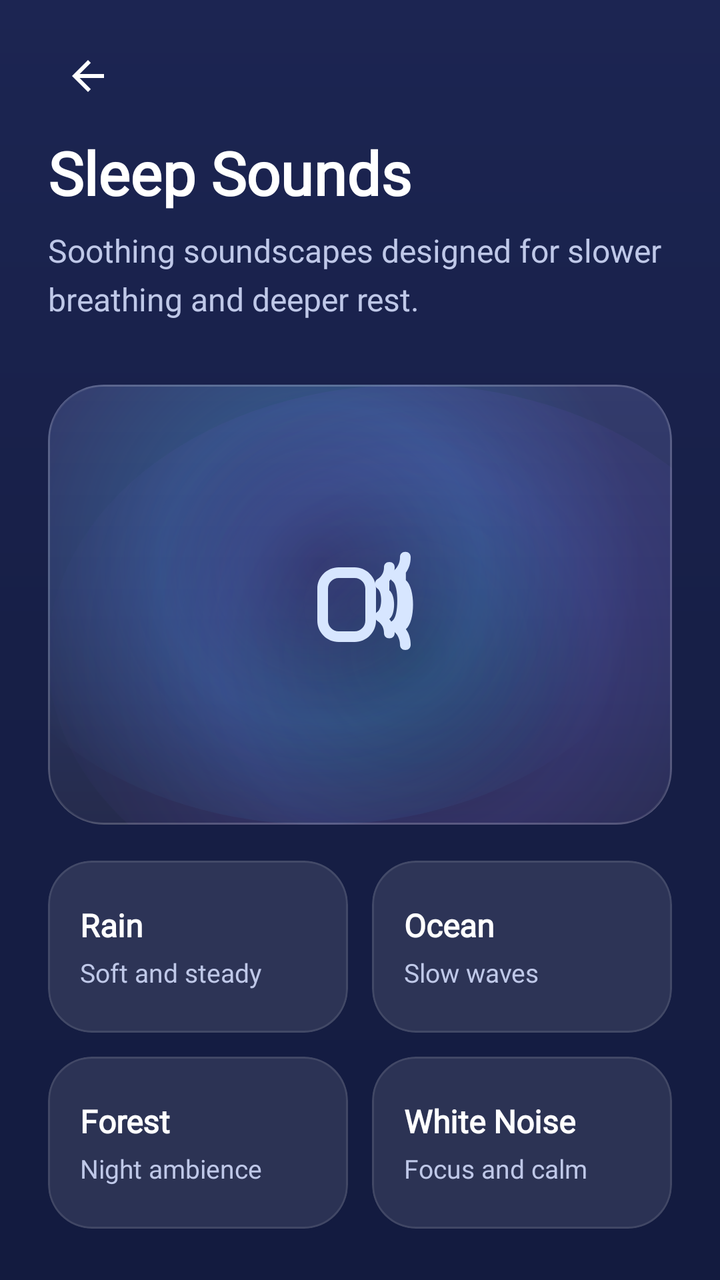
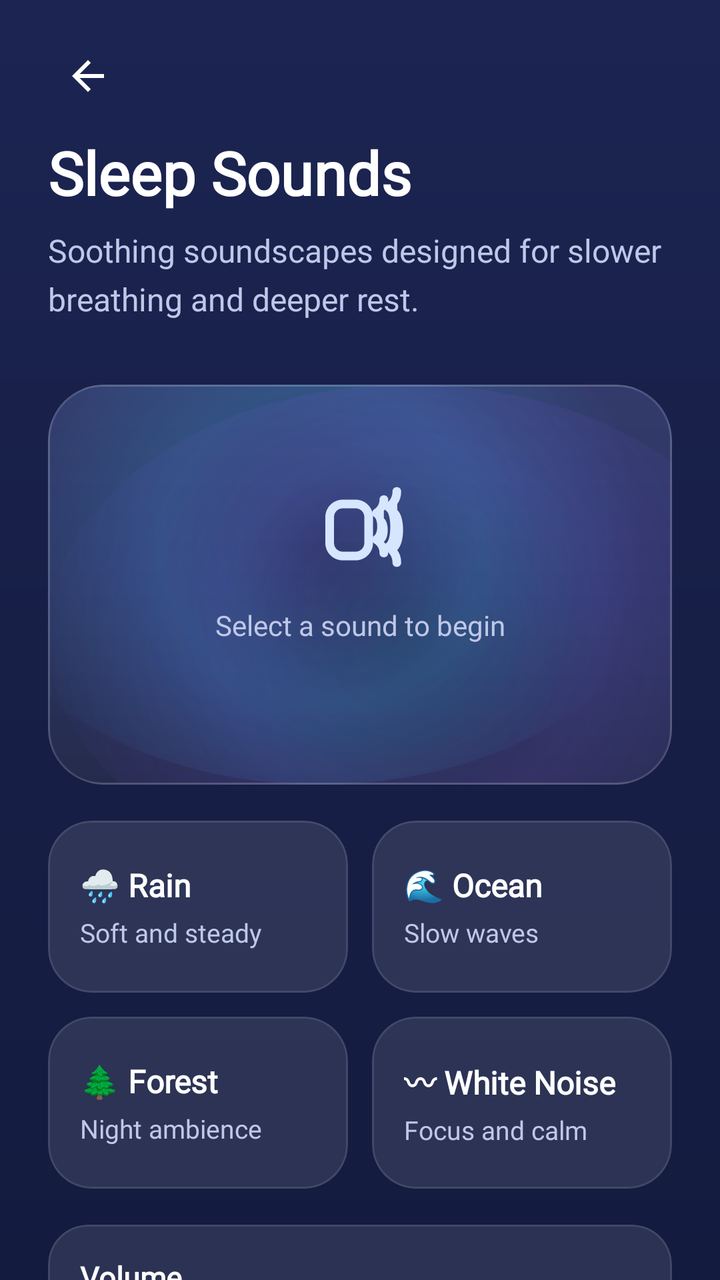

Screens rendered from an Android XML layout before and after an edit, with the pre-edit source and the edit as a unified diff.
<!-- AndroidManifest.xml: activity theme Theme.LucidDreams.Patterns -->
<!-- res/layout/activity_sleep_sounds.xml -->
<?xml version="1.0" encoding="utf-8"?>
<androidx.constraintlayout.widget.ConstraintLayout xmlns:android="http://schemas.android.com/apk/res/android"
    xmlns:app="http://schemas.android.com/apk/res-auto"
    android:id="@+id/simple_root"
    android:layout_width="match_parent"
    android:layout_height="match_parent"
    android:background="@drawable/bg_main_gradient">

    <androidx.core.widget.NestedScrollView
        android:id="@+id/scroll"
        android:layout_width="0dp"
        android:layout_height="0dp"
        android:fillViewport="true"
        android:overScrollMode="never"
        android:scrollbars="none"
        app:layout_constraintTop_toTopOf="parent"
        app:layout_constraintBottom_toBottomOf="parent"
        app:layout_constraintStart_toStartOf="parent"
        app:layout_constraintEnd_toEndOf="parent">

        <LinearLayout
            android:layout_width="match_parent"
            android:layout_height="wrap_content"
            android:orientation="vertical"
            android:paddingStart="24dp"
            android:paddingEnd="24dp"
            android:paddingTop="10dp"
            android:paddingBottom="28dp">

            <LinearLayout
                android:layout_width="match_parent"
                android:layout_height="56dp"
                android:gravity="center_vertical"
                android:orientation="horizontal">

                <ImageView
                    android:id="@+id/simple_back"
                    android:layout_width="40dp"
                    android:layout_height="40dp"
                    android:padding="8dp"
                    android:src="@drawable/ic_back"
                    android:contentDescription="Back"
                    android:background="?attr/selectableItemBackgroundBorderless"
                    app:tint="@color/text_primary" />
            </LinearLayout>

            <TextView
                android:id="@+id/title"
                android:layout_width="match_parent"
                android:layout_height="wrap_content"
                android:text="Sleep Sounds"
                android:textColor="@color/text_primary"
                android:textSize="30sp"
                android:textStyle="bold"
                android:fontFamily="@font/poppins" />

            <TextView
                android:id="@+id/subtitle"
                android:layout_width="match_parent"
                android:layout_height="wrap_content"
                android:layout_marginTop="8dp"
                android:text="Soothing soundscapes designed for slower breathing and deeper rest."
                android:textColor="@color/text_secondary"
                android:textSize="16sp"
                android:fontFamily="@font/poppins"
                android:lineSpacingMultiplier="1.25" />

            <com.google.android.material.card.MaterialCardView
                android:layout_width="match_parent"
                android:layout_height="220dp"
                android:layout_marginTop="32dp"
                app:cardCornerRadius="28dp"
                app:cardElevation="0dp"
                app:cardBackgroundColor="@android:color/transparent"
                app:strokeColor="#1AFFFFFF"
                app:strokeWidth="1dp">

                <FrameLayout
                    android:layout_width="match_parent"
                    android:layout_height="match_parent"
                    android:background="@drawable/bg_calm_actions_panel">

                    <View
                        android:layout_width="220dp"
                        android:layout_height="220dp"
                        android:layout_gravity="center"
                        android:alpha="0.26"
                        android:background="@drawable/bg_calm_particle_cyan" />

                    <ImageView
                        android:layout_width="64dp"
                        android:layout_height="64dp"
                        android:layout_gravity="center"
                        android:src="@drawable/ic_sleep_sounds"
                        app:tint="#D7E6FF"
                        android:contentDescription="Sleep sounds animation placeholder" />
                </FrameLayout>
            </com.google.android.material.card.MaterialCardView>

            
            <LinearLayout
                android:layout_width="match_parent"
                android:layout_height="wrap_content"
                android:layout_marginTop="18dp"
                android:orientation="vertical">

                <LinearLayout
                    android:layout_width="match_parent"
                    android:layout_height="wrap_content"
                    android:orientation="horizontal">

                    <com.google.android.material.card.MaterialCardView
                        android:layout_width="0dp"
                        android:layout_height="86dp"
                        android:layout_weight="1"
                        app:cardCornerRadius="22dp"
                        app:cardElevation="0dp"
                        app:cardBackgroundColor="#1AFFFFFF"
                        app:strokeColor="#1AFFFFFF"
                        app:strokeWidth="1dp">
                        <LinearLayout
                            android:layout_width="match_parent"
                            android:layout_height="match_parent"
                            android:orientation="vertical"
                            android:gravity="center_vertical"
                            android:padding="16dp">
                            <TextView
                                android:layout_width="wrap_content"
                                android:layout_height="wrap_content"
                                android:text="Rain"
                                android:textColor="@color/text_primary"
                                android:textSize="16sp"
                                android:textStyle="bold"
                                android:fontFamily="@font/poppins" />
                            <TextView
                                android:layout_width="wrap_content"
                                android:layout_height="wrap_content"
                                android:layout_marginTop="4dp"
                                android:text="Soft and steady"
                                android:textColor="@color/text_secondary"
                                android:textSize="13sp"
                                android:fontFamily="@font/poppins" />
                        </LinearLayout>
                    </com.google.android.material.card.MaterialCardView>

                    <com.google.android.material.card.MaterialCardView
                        android:layout_width="0dp"
                        android:layout_height="86dp"
                        android:layout_weight="1"
                        android:layout_marginStart="12dp"
                        app:cardCornerRadius="22dp"
                        app:cardElevation="0dp"
                        app:cardBackgroundColor="#1AFFFFFF"
                        app:strokeColor="#1AFFFFFF"
                        app:strokeWidth="1dp">
                        <LinearLayout
                            android:layout_width="match_parent"
                            android:layout_height="match_parent"
                            android:orientation="vertical"
                            android:gravity="center_vertical"
                            android:padding="16dp">
                            <TextView
                                android:layout_width="wrap_content"
                                android:layout_height="wrap_content"
                                android:text="Ocean"
                                android:textColor="@color/text_primary"
                                android:textSize="16sp"
                                android:textStyle="bold"
                                android:fontFamily="@font/poppins" />
                            <TextView
                                android:layout_width="wrap_content"
                                android:layout_height="wrap_content"
                                android:layout_marginTop="4dp"
                                android:text="Slow waves"
                                android:textColor="@color/text_secondary"
                                android:textSize="13sp"
                                android:fontFamily="@font/poppins" />
                        </LinearLayout>
                    </com.google.android.material.card.MaterialCardView>
                </LinearLayout>

                <LinearLayout
                    android:layout_width="match_parent"
                    android:layout_height="wrap_content"
                    android:layout_marginTop="12dp"
                    android:orientation="horizontal">

                    <com.google.android.material.card.MaterialCardView
                        android:layout_width="0dp"
                        android:layout_height="86dp"
                        android:layout_weight="1"
                        app:cardCornerRadius="22dp"
                        app:cardElevation="0dp"
                        app:cardBackgroundColor="#1AFFFFFF"
                        app:strokeColor="#1AFFFFFF"
                        app:strokeWidth="1dp">
                        <LinearLayout
                            android:layout_width="match_parent"
                            android:layout_height="match_parent"
                            android:orientation="vertical"
                            android:gravity="center_vertical"
                            android:padding="16dp">
                            <TextView
                                android:layout_width="wrap_content"
                                android:layout_height="wrap_content"
                                android:text="Forest"
                                android:textColor="@color/text_primary"
                                android:textSize="16sp"
                                android:textStyle="bold"
                                android:fontFamily="@font/poppins" />
                            <TextView
                                android:layout_width="wrap_content"
                                android:layout_height="wrap_content"
                                android:layout_marginTop="4dp"
                                android:text="Night ambience"
                                android:textColor="@color/text_secondary"
                                android:textSize="13sp"
                                android:fontFamily="@font/poppins" />
                        </LinearLayout>
                    </com.google.android.material.card.MaterialCardView>

                    <com.google.android.material.card.MaterialCardView
                        android:layout_width="0dp"
                        android:layout_height="86dp"
                        android:layout_weight="1"
                        android:layout_marginStart="12dp"
                        app:cardCornerRadius="22dp"
                        app:cardElevation="0dp"
                        app:cardBackgroundColor="#1AFFFFFF"
                        app:strokeColor="#1AFFFFFF"
                        app:strokeWidth="1dp">
                        <LinearLayout
                            android:layout_width="match_parent"
                            android:layout_height="match_parent"
                            android:orientation="vertical"
                            android:gravity="center_vertical"
                            android:padding="16dp">
                            <TextView
                                android:layout_width="wrap_content"
                                android:layout_height="wrap_content"
                                android:text="White Noise"
                                android:textColor="@color/text_primary"
                                android:textSize="16sp"
                                android:textStyle="bold"
                                android:fontFamily="@font/poppins" />
                            <TextView
                                android:layout_width="wrap_content"
                                android:layout_height="wrap_content"
                                android:layout_marginTop="4dp"
                                android:text="Focus and calm"
                                android:textColor="@color/text_secondary"
                                android:textSize="13sp"
                                android:fontFamily="@font/poppins" />
                        </LinearLayout>
                    </com.google.android.material.card.MaterialCardView>
                </LinearLayout>
            </LinearLayout>

            <com.google.android.material.button.MaterialButton
                android:id="@+id/btnPlay"
                style="@style/Widget.Material3.Button"
                android:layout_width="match_parent"
                android:layout_height="58dp"
                android:layout_marginTop="22dp"
                android:text="Play Soundscape"
                android:textSize="16sp"
                android:textStyle="bold"
                android:fontFamily="@font/poppins"
                android:textColor="@color/text_primary"
                app:cornerRadius="18dp"
                app:backgroundTint="#2A3567"
                app:strokeColor="#39C6FF"
                app:strokeWidth="1dp" />

        </LinearLayout>
    </androidx.core.widget.NestedScrollView>

</androidx.constraintlayout.widget.ConstraintLayout>
<!-- resources referenced by this layout -->
<resources>
  <color name="text_primary">#FFFFFF</color>
  <color name="text_secondary">#BFC8E8</color>
  <!-- drawable bg_calm_particle_cyan (drawable) -->
  <?xml version="1.0" encoding="utf-8"?>
  <shape xmlns:android="http://schemas.android.com/apk/res/android" android:shape="oval">
      <gradient
          android:type="radial"
          android:gradientRadius="120dp"
          android:centerColor="#2A39C6FF"
          android:endColor="#00000000" />
  </shape>
  <!-- drawable bg_main_gradient (drawable) -->
  <?xml version="1.0" encoding="utf-8"?>
  <shape xmlns:android="http://schemas.android.com/apk/res/android"
      android:shape="rectangle">
      <gradient
          android:angle="270"
          android:startColor="@color/gradient_top"
          android:centerColor="@color/gradient_mid"
          android:endColor="@color/gradient_bottom"
          android:type="linear" />
  </shape>
  <!-- drawable ic_back (drawable) -->
  <vector xmlns:android="http://schemas.android.com/apk/res/android"
      android:width="24dp"
      android:height="24dp"
      android:viewportWidth="24"
      android:viewportHeight="24"
      android:tint="?attr/colorControlNormal">
    <path
        android:fillColor="@android:color/white"
        android:pathData="M20,11H7.83l5.59,-5.59L12,4l-8,8 8,8 1.41,-1.41L7.83,13H20V11Z"/>
  </vector>
  <color name="gradient_top">#1C2552</color>
  <color name="gradient_mid">#171F47</color>
  <color name="gradient_bottom">#131B3F</color>
  <style name="Theme.LucidDreams" parent="Base.Theme.LucidDreams">
          <item name="materialCalendarTheme">@style/CustomDatePickerTheme</item>
      </style>
  <style name="Base.Theme.LucidDreams" parent="Theme.Material3.DayNight.NoActionBar">
          
          
      </style>
  <style name="CustomDatePickerTheme" parent="ThemeOverlay.Material3.MaterialCalendar">
          <item name="colorSurface">#232C61</item>
          <item name="colorOnSurface">#C5CAE9</item>
          <item name="colorPrimary">#39C6FF</item>
          <item name="colorOnPrimary">#171F4B</item>
          <item name="colorSurfaceContainerHigh">#1E2756</item>
          
          <item name="materialCalendarStyle">@style/CustomCalendarStyle</item>
          
          
          <item name="buttonBarPositiveButtonStyle">@style/CustomDatePickerConfirmButton</item>
          <item name="buttonBarNegativeButtonStyle">@style/CustomDatePickerCancelButton</item>
      </style>
  <style name="CustomCalendarStyle" parent="Widget.Material3.MaterialCalendar">
          <item name="dayStyle">@style/CustomCalendarDay</item>
          <item name="daySelectedStyle">@style/CustomCalendarDaySelected</item>
          <item name="dayTodayStyle">@style/CustomCalendarDayToday</item>
          <item name="yearStyle">@style/CustomCalendarDay</item>
          <item name="yearSelectedStyle">@style/CustomCalendarDaySelected</item>
          <item name="yearTodayStyle">@style/CustomCalendarDayToday</item>
      </style>
  <style name="CustomDatePickerConfirmButton" parent="Widget.Material3.Button">
          <item name="backgroundTint">#39C6FF</item>
          <item name="android:textColor">#171F4B</item>
      </style>
  <style name="CustomDatePickerCancelButton" parent="Widget.Material3.Button.TextButton">
          <item name="android:textColor">#C5CAE9</item>
      </style>
  <style name="CustomCalendarDay" parent="Widget.Material3.MaterialCalendar.Day">
          <item name="itemTextColor">#C5CAE9</item>
      </style>
  <style name="CustomCalendarDaySelected" parent="Widget.Material3.MaterialCalendar.Day.Selected">
          <item name="itemTextColor">#171F4B</item>
          <item name="itemFillColor">#39C6FF</item>
      </style>
  <style name="CustomCalendarDayToday" parent="Widget.Material3.MaterialCalendar.Day.Today">
          <item name="itemTextColor">#FFFFFF</item>
          <item name="itemStrokeColor">#39C6FF</item>
          <item name="itemStrokeWidth">1dp</item>
      </style>
  <!-- unchanged entries left out for length: 3 -->
</resources>

<!-- the commit's change to res/layout/activity_sleep_sounds.xml (unified diff, before → after) -->
@@ -65,9 +65,10 @@
                 android:fontFamily="@font/poppins"
                 android:lineSpacingMultiplier="1.25" />
 
+            
             <com.google.android.material.card.MaterialCardView
                 android:layout_width="match_parent"
-                android:layout_height="220dp"
+                android:layout_height="200dp"
                 android:layout_marginTop="32dp"
                 app:cardCornerRadius="28dp"
                 app:cardElevation="0dp"
@@ -81,19 +82,49 @@
                     android:background="@drawable/bg_calm_actions_panel">
 
                     <View
+                        android:id="@+id/soundAnimParticle"
                         android:layout_width="220dp"
                         android:layout_height="220dp"
                         android:layout_gravity="center"
                         android:alpha="0.26"
                         android:background="@drawable/bg_calm_particle_cyan" />
 
-                    <ImageView
-                        android:layout_width="64dp"
-                        android:layout_height="64dp"
-                        android:layout_gravity="center"
-                        android:src="@drawable/ic_sleep_sounds"
-                        app:tint="#D7E6FF"
-                        android:contentDescription="Sleep sounds animation placeholder" />
+                    <LinearLayout
+                        android:layout_width="match_parent"
+                        android:layout_height="match_parent"
+                        android:gravity="center"
+                        android:orientation="vertical">
+
+                        <ImageView
+                            android:layout_width="52dp"
+                            android:layout_height="52dp"
+                            android:layout_gravity="center"
+                            android:src="@drawable/ic_sleep_sounds"
+                            app:tint="#D7E6FF"
+                            android:contentDescription="Sleep sounds" />
+
+                        <TextView
+                            android:id="@+id/tvNowPlaying"
+                            android:layout_width="match_parent"
+                            android:layout_height="wrap_content"
+                            android:layout_marginTop="12dp"
+                            android:gravity="center"
+                            android:text="Select a sound to begin"
+                            android:textColor="@color/text_secondary"
+                            android:textSize="14sp"
+                            android:fontFamily="@font/poppins" />
+
+                        <TextView
+                            android:id="@+id/tvSleepTimer"
+                            android:layout_width="match_parent"
+                            android:layout_height="wrap_content"
+                            android:layout_marginTop="6dp"
+                            android:gravity="center"
+                            android:text=""
+                            android:textColor="#BFF4FF"
+                            android:textSize="13sp"
+                            android:fontFamily="@font/poppins" />
+                    </LinearLayout>
                 </FrameLayout>
             </com.google.android.material.card.MaterialCardView>
 
@@ -110,9 +141,11 @@
                     android:orientation="horizontal">
 
                     <com.google.android.material.card.MaterialCardView
+                        android:id="@+id/cardRain"
                         android:layout_width="0dp"
                         android:layout_height="86dp"
                         android:layout_weight="1"
+                        android:foreground="?attr/selectableItemBackground"
                         app:cardCornerRadius="22dp"
                         app:cardElevation="0dp"
                         app:cardBackgroundColor="#1AFFFFFF"
@@ -127,7 +160,7 @@
                             <TextView
                                 android:layout_width="wrap_content"
                                 android:layout_height="wrap_content"
-                                android:text="Rain"
+                                android:text="🌧 Rain"
                                 android:textColor="@color/text_primary"
                                 android:textSize="16sp"
                                 android:textStyle="bold"
@@ -144,10 +177,12 @@
                     </com.google.android.material.card.MaterialCardView>
 
                     <com.google.android.material.card.MaterialCardView
+                        android:id="@+id/cardOcean"
                         android:layout_width="0dp"
                         android:layout_height="86dp"
                         android:layout_weight="1"
                         android:layout_marginStart="12dp"
+                        android:foreground="?attr/selectableItemBackground"
                         app:cardCornerRadius="22dp"
                         app:cardElevation="0dp"
                         app:cardBackgroundColor="#1AFFFFFF"
@@ -162,7 +197,7 @@
                             <TextView
                                 android:layout_width="wrap_content"
                                 android:layout_height="wrap_content"
-                                android:text="Ocean"
+                                android:text="🌊 Ocean"
                                 android:textColor="@color/text_primary"
                                 android:textSize="16sp"
                                 android:textStyle="bold"
@@ -179,6 +214,7 @@
                     </com.google.android.material.card.MaterialCardView>
                 </LinearLayout>
 
+                
                 <LinearLayout
                     android:layout_width="match_parent"
                     android:layout_height="wrap_content"
@@ -186,9 +222,11 @@
                     android:orientation="horizontal">
 
                     <com.google.android.material.card.MaterialCardView
+                        android:id="@+id/cardForest"
                         android:layout_width="0dp"
                         android:layout_height="86dp"
                         android:layout_weight="1"
+                        android:foreground="?attr/selectableItemBackground"
                         app:cardCornerRadius="22dp"
                         app:cardElevation="0dp"
                         app:cardBackgroundColor="#1AFFFFFF"
@@ -203,7 +241,7 @@
                             <TextView
                                 android:layout_width="wrap_content"
                                 android:layout_height="wrap_content"
-                                android:text="Forest"
+                                android:text="🌲 Forest"
                                 android:textColor="@color/text_primary"
                                 android:textSize="16sp"
                                 android:textStyle="bold"
@@ -220,10 +258,12 @@
                     </com.google.android.material.card.MaterialCardView>
 
                     <com.google.android.material.card.MaterialCardView
+                        android:id="@+id/cardWhiteNoise"
                         android:layout_width="0dp"
                         android:layout_height="86dp"
                         android:layout_weight="1"
                         android:layout_marginStart="12dp"
+                        android:foreground="?attr/selectableItemBackground"
                         app:cardCornerRadius="22dp"
                         app:cardElevation="0dp"
                         app:cardBackgroundColor="#1AFFFFFF"
@@ -238,7 +278,7 @@
                             <TextView
                                 android:layout_width="wrap_content"
                                 android:layout_height="wrap_content"
-                                android:text="White Noise"
+                                android:text="〰 White Noise"
                                 android:textColor="@color/text_primary"
                                 android:textSize="16sp"
                                 android:textStyle="bold"
@@ -256,13 +296,53 @@
                 </LinearLayout>
             </LinearLayout>
 
+            
+            <com.google.android.material.card.MaterialCardView
+                android:layout_width="match_parent"
+                android:layout_height="wrap_content"
+                android:layout_marginTop="18dp"
+                app:cardCornerRadius="20dp"
+                app:cardElevation="0dp"
+                app:cardBackgroundColor="#1AFFFFFF"
+                app:strokeColor="#1AFFFFFF"
+                app:strokeWidth="1dp">
+
+                <LinearLayout
+                    android:layout_width="match_parent"
+                    android:layout_height="wrap_content"
+                    android:orientation="vertical"
+                    android:padding="16dp">
+
+                    <TextView
+                        android:layout_width="wrap_content"
+                        android:layout_height="wrap_content"
+                        android:text="Volume"
+                        android:textColor="@color/text_primary"
+                        android:textSize="15sp"
+                        android:textStyle="bold"
+                        android:fontFamily="@font/poppins" />
+
+                    <SeekBar
+                        android:id="@+id/seekVolume"
+                        android:layout_width="match_parent"
+                        android:layout_height="wrap_content"
+                        android:layout_marginTop="10dp"
+                        android:max="100"
+                        android:progress="70"
+                        android:thumbTint="#39C6FF"
+                        android:progressTint="#39C6FF"
+                        android:progressBackgroundTint="#2AFFFFFF" />
+                </LinearLayout>
+            </com.google.android.material.card.MaterialCardView>
+
+            
             <com.google.android.material.button.MaterialButton
                 android:id="@+id/btnPlay"
                 style="@style/Widget.Material3.Button"
                 android:layout_width="match_parent"
                 android:layout_height="58dp"
-                android:layout_marginTop="22dp"
-                android:text="Play Soundscape"
+                android:layout_marginTop="16dp"
+                android:text="▶  Play Soundscape"
                 android:textSize="16sp"
                 android:textStyle="bold"
                 android:fontFamily="@font/poppins"
@@ -272,6 +352,21 @@
                 app:strokeColor="#39C6FF"
                 app:strokeWidth="1dp" />
 
+            
+            <com.google.android.material.button.MaterialButton
+                android:id="@+id/btnSleepTimer"
+                style="@style/Widget.Material3.Button.OutlinedButton"
+                android:layout_width="match_parent"
+                android:layout_height="50dp"
+                android:layout_marginTop="10dp"
+                android:text="15 min sleep timer"
+                android:textAllCaps="false"
+                android:textColor="@color/text_primary"
+                android:fontFamily="@font/poppins"
+                android:textSize="15sp"
+                app:cornerRadius="16dp"
+                app:strokeColor="#2FFFFFFF" />
+
         </LinearLayout>
     </androidx.core.widget.NestedScrollView>
 
